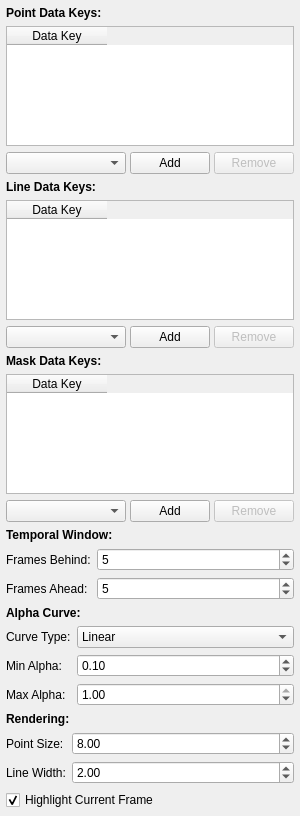
Qt form src/WhiskerToolbox/Plots/OnionSkinViewWidget/UI/OnionSkinViewPropertiesWidget.ui (paulmthompson/WhiskerToolbox) before a commit.
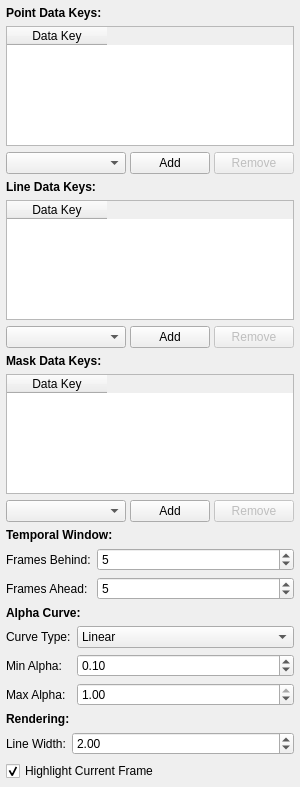
The same form after that commit.

Commit message: onion skin view widget now has glyph control per key

```diff
--- a/src/WhiskerToolbox/Plots/OnionSkinViewWidget/UI/OnionSkinViewPropertiesWidget.ui
+++ b/src/WhiskerToolbox/Plots/OnionSkinViewWidget/UI/OnionSkinViewPropertiesWidget.ui
@@ -514,36 +514,13 @@
        <number>0</number>
       </property>
       <item row="0" column="0">
-       <widget class="QLabel" name="point_size_label">
-        <property name="text">
-         <string>Point Size:</string>
-        </property>
-       </widget>
-      </item>
-      <item row="0" column="1">
-       <widget class="QDoubleSpinBox" name="point_size_spinbox">
-        <property name="minimum">
-         <double>0.500000000000000</double>
-        </property>
-        <property name="maximum">
-         <double>50.000000000000000</double>
-        </property>
-        <property name="singleStep">
-         <double>0.500000000000000</double>
-        </property>
-        <property name="value">
-         <double>8.000000000000000</double>
-        </property>
-       </widget>
-      </item>
-      <item row="1" column="0">
        <widget class="QLabel" name="line_width_label">
         <property name="text">
          <string>Line Width:</string>
         </property>
        </widget>
       </item>
-      <item row="1" column="1">
+      <item row="0" column="1">
        <widget class="QDoubleSpinBox" name="line_width_spinbox">
         <property name="minimum">
          <double>0.500000000000000</double>
```
The commit also changes 8 other files.
